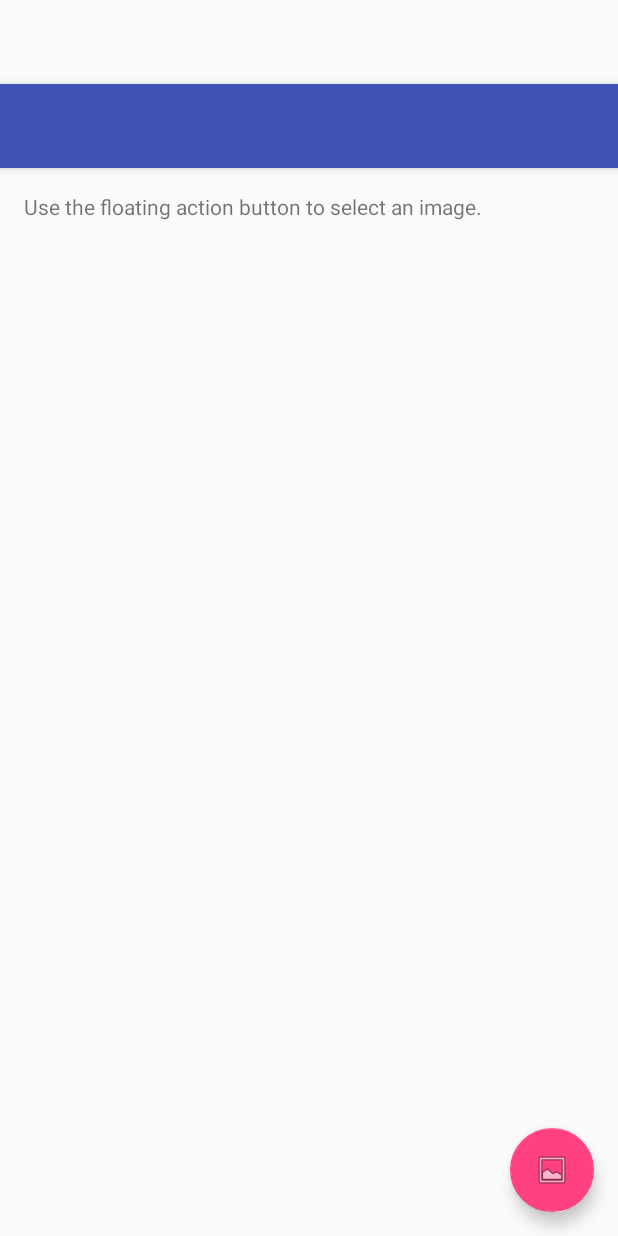
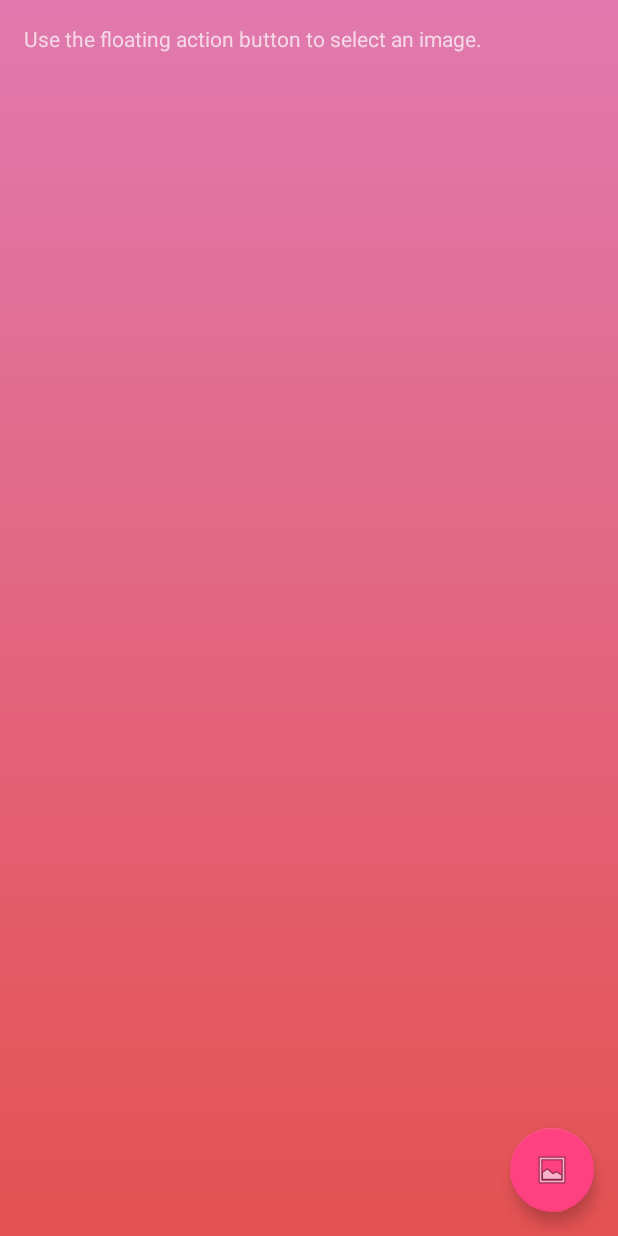
Before and after one commit to glorianetran/TruColour_Spectra, an Android app: the layout activity_main.xml on its own in the app's theme, with its tools: preview values and no code run, on a phone screen of 412 x 824 dp. Run offline under Robolectric (Android 15) with nearby library versions, the phone set to English and light mode, and no system bars.

Commit message:
its working ish

```diff
--- a/app/build.gradle
+++ b/app/build.gradle
@@ -17,7 +17,7 @@ android {
             proguardFiles getDefaultProguardFile('proguard-android.txt'), 'proguard-rules.pro'
         }
         buildTypes.each {
-            it.buildConfigField 'String', 'API_KEY', "\"AIzaSyDNhm_qlNO1pd_QfffMA1ee7LgfaYr5QAw\""
+            it.buildConfigField 'String', 'API_KEY', "\"AIzaSyBYY-8vQ51a43R7jfdvy34-68i35nO-r44\""
         }
     }
     compileOptions {
@@ -27,6 +27,7 @@ android {
 }
 
 dependencies {
+    implementation 'com.android.support.constraint:constraint-layout:1.1.2'
     compile fileTree(include: ['*.jar'], dir: 'libs')
     testCompile 'junit:junit:4.12'
     compile 'com.android.support:appcompat-v7:27.0.2'
--- /dev/null
+++ b/app/src/main/java/com/google/sample/cloudvision/SplashActivity.java
@@ -0,0 +1,32 @@
+package com.google.sample.cloudvision;
+
+import android.content.Intent;
+import android.os.Handler;
+import android.support.v7.app.AppCompatActivity;
+import android.os.Bundle;
+
+public class SplashActivity extends AppCompatActivity {
+
+    // Splash screen timer
+    private static int SPLASH_TIME_OUT = 3000;
+
+    @Override
+    protected void onCreate(Bundle savedInstanceState) {
+        super.onCreate(savedInstanceState);
+        setContentView(R.layout.activity_splash);
+
+        /*
+         * Showing splash screen with a timer. This will be useful when you
+         * want to show case your app logo / company
+         */
+        new Handler().postDelayed(() -> {
+            // This method will be executed once the timer is over
+            // Start your app main activity
+            Intent i = new Intent(SplashActivity.this, MainActivity.class);
+            startActivity(i);
+
+            // close this activity
+            finish();
+        }, SPLASH_TIME_OUT);
+    }
+}
--- a/app/src/main/res/layout/activity_main.xml
+++ b/app/src/main/res/layout/activity_main.xml
@@ -5,21 +5,9 @@
     android:layout_width="match_parent"
     android:layout_height="match_parent"
     android:fitsSystemWindows="true"
-    tools:context="com.google.sample.cloudvision.MainActivity">
+    tools:context="com.google.sample.cloudvision.MainActivity"
+    android:background="@drawable/tru_colour_background">
 
-    <android.support.design.widget.AppBarLayout
-        android:layout_width="match_parent"
-        android:layout_height="wrap_content"
-        android:theme="@style/AppTheme.AppBarOverlay">
-
-        <android.support.v7.widget.Toolbar
-            android:id="@+id/toolbar"
-            android:layout_width="match_parent"
-            android:layout_height="?attr/actionBarSize"
-            android:background="?attr/colorPrimary"
-            app:popupTheme="@style/AppTheme.PopupOverlay" />
-
-    </android.support.design.widget.AppBarLayout>
 
     <include layout="@layout/content_main" />
 
--- a/app/src/main/res/values/strings.xml
+++ b/app/src/main/res/values/strings.xml
@@ -1,5 +1,5 @@
 <resources>
-    <string name="app_name">CloudVision</string>
+    <string name="app_name">TruColour</string>
     <string name="action_settings">Settings</string>
     <string name="image_details_header">Details:</string>
     <string name="image_preview_header">Preview:</string>
--- a/app/src/main/res/values/styles.xml
+++ b/app/src/main/res/values/styles.xml
@@ -1,20 +1,20 @@
 <resources>
 
     <!-- Base application theme. -->
-    <style name="AppTheme" parent="Theme.AppCompat.Light.DarkActionBar">
+    <style name="AppTheme" parent="Theme.AppCompat.NoActionBar">
         <!-- Customize your theme here. -->
         <item name="colorPrimary">@color/colorPrimary</item>
-        <item name="colorPrimaryDark">@color/colorPrimaryDark</item>
+        <item name="colorPrimaryDark">#e17aaf</item>
         <item name="colorAccent">@color/colorAccent</item>
     </style>
 
-    <style name="AppTheme.NoActionBar">
-        <item name="windowActionBar">false</item>
-        <item name="windowNoTitle">true</item>
-    </style>
+    <!--<style name="AppTheme.NoActionBar">-->
+        <!--<item name="windowActionBar">false</item>-->
+        <!--<item name="windowNoTitle">true</item>-->
+    <!--</style>-->
 
-    <style name="AppTheme.AppBarOverlay" parent="ThemeOverlay.AppCompat.Dark.ActionBar" />
+    <!--<style name="AppTheme.AppBarOverlay" parent="Theme.AppCompat.NoActionBar" />-->
 
-    <style name="AppTheme.PopupOverlay" parent="ThemeOverlay.AppCompat.Light" />
+    <!--<style name="AppTheme.PopupOverlay" parent="ThemeOverlay.AppCompat.Light" />-->
 
 </resources>
```
Also changed, not shown: app/src/main/AndroidManifest.xml (+13 -6 lines), app/src/main/java/com/google/sample/cloudvision/MainActivity.java (+10 -2 lines), app/src/main/res/layout/activity_splash.xml (added, +16 -0 lines), app/src/main/res/drawable/face_icon.png (added), app/src/main/res/drawable/tru_colour_background.png (added), app/src/main/res/drawable/trucolour_logo.png (added).
